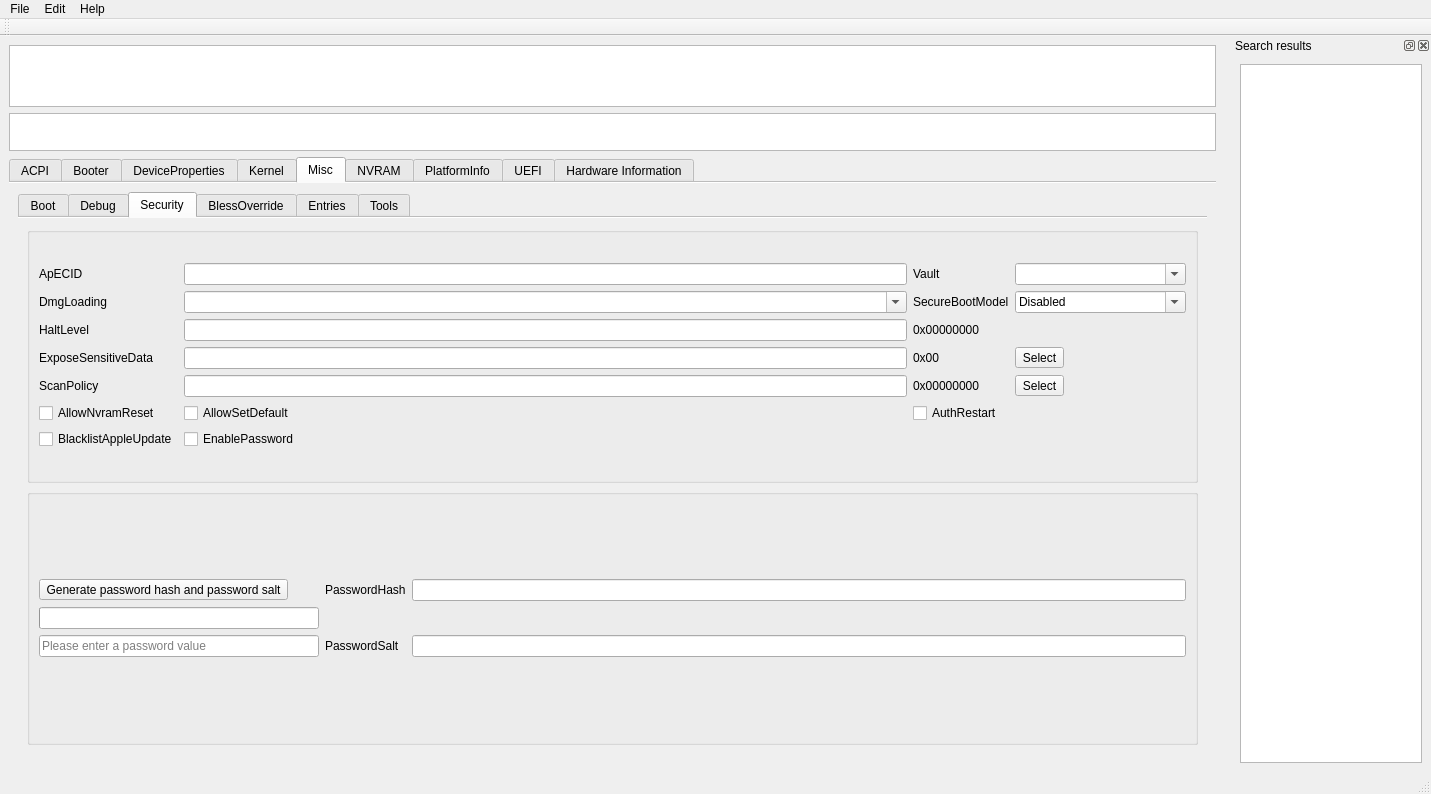
Old version of the form mainwindow.ui in the repository ic005k/OCAuxiliaryTools.
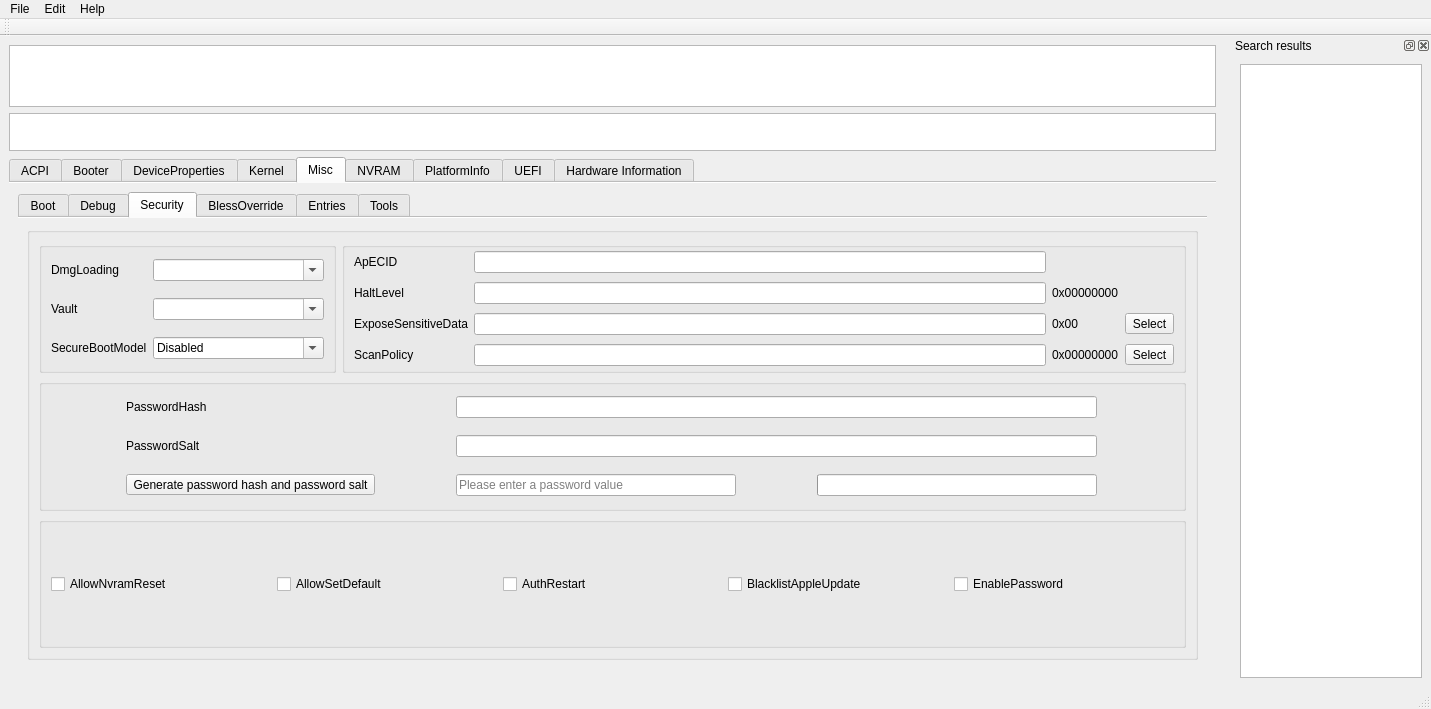
New version of the form. The open tabs and pages were chosen to show the change. Icons and pictures are not drawn.

Patch:
```diff
--- a/mainwindow.ui
+++ b/mainwindow.ui
@@ -7,7 +7,7 @@
     <x>0</x>
     <y>0</y>
     <width>1431</width>
-    <height>794</height>
+    <height>709</height>
    </rect>
   </property>
   <property name="maximumSize">
@@ -4049,7 +4049,7 @@
            <attribute name="title">
             <string>Security</string>
            </attribute>
-           <layout class="QGridLayout" name="gridLayout_48">
+           <layout class="QGridLayout" name="gridLayout_47">
             <item row="0" column="0">
              <widget class="QGroupBox" name="groupBox_3">
               <property name="maximumSize">
@@ -4061,17 +4061,57 @@
               <property name="title">
                <string/>
               </property>
-              <layout class="QGridLayout" name="gridLayout_65">
+              <layout class="QGridLayout" name="gridLayout_62">
+               <item row="0" column="0">
+                <widget class="QGroupBox" name="groupBox_4">
+                 <property name="title">
+                  <string/>
+                 </property>
+                 <layout class="QGridLayout" name="gridLayout_48">
                <property name="topMargin">
                 <number>0</number>
                </property>
                <property name="bottomMargin">
                 <number>0</number>
                </property>
+                  <item row="1" column="0">
+                   <widget class="QLabel" name="label_16">
+                    <property name="toolTip">
+                     <string>Valid values:
+
+• Optional — require nothing, no vault is enforced, insecure.
+
+• Basic — require vault.plist file present in OC directory. This provides basic filesystem integrity verification and may protect from unintentional filesystem corruption.
+
+• Secure — require vault.sig signature file for vault.plist in OC directory. This includes Basic integrity checking but also attempts to build a trusted bootchain.
+
+----
+
+有效值：
+
+- Optional--不需要任何东西，不强制执行vault，不安全。
+
+- Basic -- 要求在OC目录中存在vault.plist文件。这提供了基本的文件系统完整性验证，可以防止无意中的文件系统损坏。
+
+- Secure--需要OC目录下vault.sig签名文件。这包括基本的完整性检查，但也试图建立一个可信的引导链。</string>
+                    </property>
+                    <property name="statusTip">
+                     <string> Enables vaulting mechanism in OpenCore.</string>
+                    </property>
+                    <property name="text">
+                     <string>Vault</string>
+                    </property>
+                   </widget>
+                  </item>
+                  <item row="0" column="1">
+                   <widget class="QComboBox" name="cboxDmgLoading">
+                    <property name="editable">
+                     <bool>true</bool>
+                    </property>
+                   </widget>
+                  </item>
                <item row="0" column="0">
-                <layout class="QGridLayout" name="gridLayout_46">
-                 <item row="5" column="0">
-                  <widget class="QCheckBox" name="chkAllowNvramReset">
+                   <widget class="QLabel" name="label_27">
                    <property name="toolTip">
                     <string>Description: Allow CMD+OPT+P+R handling and enable showing NVRAM Reset entry in OpenCore picker.
 
@@ -4091,18 +4131,18 @@
                     <string> Allow CMD+OPT+P+R handling and enable showing NVRAM Reset entry in boot picker.</string>
                    </property>
                    <property name="text">
-                    <string>AllowNvramReset</string>
+                     <string>DmgLoading</string>
                    </property>
                   </widget>
                  </item>
-                 <item row="3" column="0">
-                  <widget class="QLabel" name="label_110">
-                   <property name="text">
-                    <string>ExposeSensitiveData</string>
+                  <item row="1" column="1">
+                   <widget class="QComboBox" name="cboxVault">
+                    <property name="editable">
+                     <bool>true</bool>
                    </property>
                   </widget>
                  </item>
-                 <item row="1" column="2">
+                  <item row="2" column="0">
                   <widget class="QLabel" name="label_45">
                    <property name="toolTip">
                     <string>Sets Apple Secure Boot hardware model and policy. 
@@ -4163,96 +4203,7 @@
                    </property>
                   </widget>
                  </item>
-                 <item row="0" column="0">
-                  <widget class="QLabel" name="label_44">
-                   <property name="toolTip">
-                    <string>Setting this value to any non-zero 64-bit integer will allow using personalised Apple Secure Boot identifiers. 
-
-If you want to use this setting, make sure to generate a random 64-bit number with a cryptographically secure random number generator. With this value set and SecureBootModel valid and not Disabled it is possible to achieve Full Security of Apple Secure Boot.
-
-To start using personalised Apple Secure Boot you will have to reinstall the operating system or personalise it.
-
-Until your operating system is personalised you will only be able to load macOS DMG recovery. If you do not have DMG recovery you could always download it with macrecovery utility and put to com.apple.recovery.boot as explained in Tips and Tricks section. Keep in mind that DMG loading needs to be set to Signed to use any DMG with Apple Secure Boot.
-
-----
-
-将此值设置为任何非零的64位整数，将允许使用个性化的Apple Secure Boot标识符。
-
-如果您想使用此设置，请确保使用加密安全的随机数生成器生成一个64位的随机数。如果设置了这个值，并且SecureBootModel有效而不是禁用，就可以实现Apple Secure Boot的完全安全。
-
-要开始使用个性化的Apple Secure Boot，您必须重新安装操作系统或对其进行个性化设置。
-
-在您的操作系统被个性化之前，您只能加载macOS DMG恢复。如果你没有DMG恢复，你可以随时用macrecovery工具下载它，然后放到com.apple.recovery.boot，如提示和技巧部分所述。请记住，DMG加载需要设置为签名，以使用任何DMG与苹果安全启动。</string>
-                   </property>
-                   <property name="statusTip">
-                    <string>Apple Enclave Identifier.</string>
-                   </property>
-                   <property name="text">
-                    <string>ApECID</string>
-                   </property>
-                  </widget>
-                 </item>
-                 <item row="3" column="3">
-                  <widget class="QToolButton" name="btnExposeSensitiveData">
-                   <property name="text">
-                    <string>Select</string>
-                   </property>
-                  </widget>
-                 </item>
-                 <item row="4" column="0">
-                  <widget class="QLabel" name="label_111">
-                   <property name="toolTip">
-                    <string>Type: plist integer, 32 bit
-
-Description: Define operating system detection policy.
-
-This value allows preventing scanning (and booting) untrusted sources based on a bitmask (sum) of a set of flags.
-
-As it is not possible to reliably detect every file system or device type, this feature cannot be fully relied upon in open environments, and additional measures are to be applied.
-
-Third party drivers may introduce additional security (and performance) consideratons following the provided scan policy. The active Scan policy is exposed in the scan-policy variable of 4D1FDA02-38C7-4A6A-9CC6-4BCCA8B30102 GUID for UEFI Boot Services only.
-----
-类型：plist整数，32位
-
-描述：定义操作系统的检测策略。
-
-这个值允许根据一组标志的位掩码（总和）来防止扫描（和启动）不受信任的来源。
-
-由于不可能可靠地检测每个文件系统或设备类型，在开放的环境中不能完全依赖这个功能，要采用额外的措施。
-
-第三方驱动可能会在提供的扫描策略之后引入额外的安全（和性能）考虑。活动的扫描策略在4D1FDA02-38C7-4A6A-9CC6-4BCCA8B30102 GUID的scan-policy变量中暴露，仅用于UEFI启动服务。</string>
-                   </property>
-                   <property name="text">
-                    <string>ScanPolicy</string>
-                   </property>
-                  </widget>
-                 </item>
-                 <item row="5" column="2">
-                  <widget class="QCheckBox" name="chkAuthRestart">
-                   <property name="toolTip">
-                    <string>Authenticated restart is a way to reboot FileVault 2 enabled macOS without entering the password. 
-
-To perform authenticated restart one can use a dedicated terminal command: sudo fdesetup authrestart. It is also used when installing operating system updates.
-
-VirtualSMC performs authenticated restart by saving disk encryption key split in NVRAM and RTC, which despite being removed as soon as OpenCore starts, may be considered a security risk and thus is optional.
-
-----
-
-认证重启是一种无需输入密码即可重启启用FileVault 2的macOS的方法。
-
-要执行验证重启，可以使用专用的终端命令：sudo fdesetup authrestart。在安装操作系统更新时也会用到。
-
-VirtualSMC通过在NVRAM和RTC中保存磁盘加密密钥分割来执行验证重启，尽管OpenCore启动后就会被删除，但这可能被认为是一种安全风险，因此是可选的。</string>
-                   </property>
-                   <property name="statusTip">
-                    <string>Enable VirtualSMC-compatible authenticated restart.</string>
-                   </property>
-                   <property name="text">
-                    <string>AuthRestart</string>
-                   </property>
-                  </widget>
-                 </item>
-                 <item row="1" column="3">
+                  <item row="2" column="1">
                   <widget class="QComboBox" name="cboxSecureBootModel">
                    <property name="editable">
                     <bool>true</bool>
@@ -4354,7 +4305,22 @@
                    </item>
                   </widget>
                  </item>
-                 <item row="3" column="1">
+                 </layout>
+                </widget>
+               </item>
+               <item row="0" column="1">
+                <widget class="QGroupBox" name="groupBox_7">
+                 <property name="title">
+                  <string/>
+                 </property>
+                 <layout class="QGridLayout" name="gridLayout_51">
+                  <property name="topMargin">
+                   <number>0</number>
+                  </property>
+                  <property name="bottomMargin">
+                   <number>0</number>
+                  </property>
+                  <item row="2" column="1">
                   <widget class="QLineEdit" name="editIntExposeSensitiveData">
                    <property name="minimumSize">
                     <size>
@@ -4370,22 +4336,22 @@
                    </property>
                   </widget>
                  </item>
-                 <item row="0" column="3">
-                  <widget class="QComboBox" name="cboxVault">
-                   <property name="editable">
-                    <bool>true</bool>
+                  <item row="2" column="3">
+                   <widget class="QToolButton" name="btnExposeSensitiveData">
+                    <property name="text">
+                     <string>Select</string>
                    </property>
                   </widget>
                  </item>
-                 <item row="4" column="2">
-                  <widget class="QLabel" name="lblScanPolicy">
+                  <item row="2" column="2">
+                   <widget class="QLabel" name="lblExposeSensitiveData">
                    <property name="text">
-                    <string>0x00000000</string>
+                     <string>0x00</string>
                    </property>
                   </widget>
                  </item>
-                 <item row="1" column="0">
-                  <widget class="QLabel" name="label_27">
+                  <item row="0" column="0">
+                   <widget class="QLabel" name="label_44">
                    <property name="toolTip">
                     <string>Valid values:
 
@@ -4409,11 +4375,55 @@
                     <string>Define Disk Image (DMG) loading policy used for macOS Recovery.</string>
                    </property>
                    <property name="text">
-                    <string>DmgLoading</string>
+                     <string>ApECID</string>
                    </property>
                   </widget>
                  </item>
                  <item row="2" column="0">
+                   <widget class="QLabel" name="label_110">
+                    <property name="toolTip">
+                     <string>Type: plist integer
+
+Description: Sensitive data exposure bitmask (sum) to operating system.
+• 0x01 — Expose the printable booter path as an UEFI variable.
+• 0x02 — Expose the OpenCore version as an UEFI variable.
+• 0x04 — Expose the OpenCore version in the OpenCore picker menu title.
+• 0x08 — Expose OEM information as a set of UEFI variables.
+----
+类型：plist整数
+
+描述：敏感数据暴露给操作系统的位掩码（总和）。
+- 0x01 - 将可打印的启动器路径作为UEFI变量公开。
+- 0x02 - 将OpenCore版本作为一个UEFI变量公开。
+- 0x04 - 在OpenCore选取器菜单标题中显示OpenCore版本。
+- 0x08 - 将OEM信息显示为一组UEFI变量。</string>
+                    </property>
+                    <property name="text">
+                     <string>ExposeSensitiveData</string>
+                    </property>
+                   </widget>
+                  </item>
+                  <item row="0" column="1">
+                   <widget class="QLineEdit" name="editIntApECID">
+                    <property name="maximumSize">
+                     <size>
+                      <width>16777215</width>
+                      <height>16777215</height>
+                     </size>
+                    </property>
+                   </widget>
+                  </item>
+                  <item row="1" column="1">
+                   <widget class="QLineEdit" name="editIntHaltLevel">
+                    <property name="minimumSize">
+                     <size>
+                      <width>150</width>
+                      <height>0</height>
+                     </size>
+                    </property>
+                   </widget>
+                  </item>
+                  <item row="1" column="0">
                   <widget class="QLabel" name="label_14">
                    <property name="toolTip">
                     <string> EDK II debug level bitmask (sum) causing CPU to halt (stop execution) after obtaining a message of HaltLevel. Possible values match DisplayLevel values.
@@ -4431,7 +4441,42 @@
                    </property>
                   </widget>
                  </item>
-                 <item row="4" column="1">
+                  <item row="1" column="2">
+                   <widget class="QLabel" name="lblHaltLevel">
+                    <property name="text">
+                     <string>0x00000000</string>
+                    </property>
+                   </widget>
+                  </item>
+                  <item row="3" column="0">
+                   <widget class="QLabel" name="label_111">
+                    <property name="toolTip">
+                     <string>Type: plist integer, 32 bit
+
+Description: Define operating system detection policy.
+
+This value allows preventing scanning (and booting) untrusted sources based on a bitmask (sum) of a set of flags.
+
+As it is not possible to reliably detect every file system or device type, this feature cannot be fully relied upon in open environments, and additional measures are to be applied.
+
+Third party drivers may introduce additional security (and performance) consideratons following the provided scan policy. The active Scan policy is exposed in the scan-policy variable of 4D1FDA02-38C7-4A6A-9CC6-4BCCA8B30102 GUID for UEFI Boot Services only.
+----
+类型：plist整数，32位
+
+描述：定义操作系统的检测策略。
+
+这个值允许根据一组标志的位掩码（总和）来防止扫描（和启动）不受信任的来源。
+
+由于不可能可靠地检测每个文件系统或设备类型，在开放的环境中不能完全依赖这个功能，要采用额外的措施。
+
+第三方驱动可能会在提供的扫描策略之后引入额外的安全（和性能）考虑。活动的扫描策略在4D1FDA02-38C7-4A6A-9CC6-4BCCA8B30102 GUID的scan-policy变量中暴露，仅用于UEFI启动服务。</string>
+                    </property>
+                    <property name="text">
+                     <string>ScanPolicy</string>
+                    </property>
+                   </widget>
+                  </item>
+                  <item row="3" column="1">
                   <widget class="QLineEdit" name="editIntScanPolicy">
                    <property name="maximumSize">
                     <size>
@@ -4441,24 +4486,150 @@
                    </property>
                   </widget>
                  </item>
-                 <item row="0" column="1">
-                  <widget class="QLineEdit" name="editIntApECID">
-                   <property name="maximumSize">
-                    <size>
-                     <width>16777215</width>
-                     <height>16777215</height>
-                    </size>
-                   </property>
-                  </widget>
-                 </item>
                  <item row="3" column="2">
-                  <widget class="QLabel" name="lblExposeSensitiveData">
+                   <widget class="QLabel" name="lblScanPolicy">
                    <property name="text">
-                    <string>0x00</string>
+                     <string>0x00000000</string>
                    </property>
                   </widget>
                  </item>
-                 <item row="5" column="1">
+                  <item row="3" column="3">
+                   <widget class="QToolButton" name="btnScanPolicy">
+                    <property name="text">
+                     <string>Select</string>
+                    </property>
+                   </widget>
+                  </item>
+                 </layout>
+                </widget>
+               </item>
+               <item row="1" column="0" colspan="2">
+                <widget class="QGroupBox" name="groupBox_9">
+                 <property name="title">
+                  <string/>
+                 </property>
+                 <layout class="QGridLayout" name="gridLayout_46">
+                  <property name="topMargin">
+                   <number>0</number>
+                  </property>
+                  <property name="bottomMargin">
+                   <number>0</number>
+                  </property>
+                  <item row="0" column="0">
+                   <widget class="QLabel" name="label_93">
+                    <property name="toolTip">
+                     <string>Password hash used when EnabledPassword is set.
+
+----
+
+设置EnabledPassword时使用的密码哈希值。</string>
+                    </property>
+                    <property name="statusTip">
+                     <string>Password hash used when EnabledPassword is set.</string>
+                    </property>
+                    <property name="text">
+                     <string>PasswordHash</string>
+                    </property>
+                   </widget>
+                  </item>
+                  <item row="1" column="0">
+                   <widget class="QLabel" name="label_94">
+                    <property name="toolTip">
+                     <string> Password salt used when EnabledPassword is set.
+----
+ 设置EnabledPassword时使用的密码盐。</string>
+                    </property>
+                    <property name="statusTip">
+                     <string> Password salt used when EnabledPassword is set.</string>
+                    </property>
+                    <property name="text">
+                     <string>PasswordSalt</string>
+                    </property>
+                   </widget>
+                  </item>
+                  <item row="4" column="1">
+                   <widget class="QLineEdit" name="editPassInput">
+                    <property name="maximumSize">
+                     <size>
+                      <width>280</width>
+                      <height>16777215</height>
+                     </size>
+                    </property>
+                    <property name="placeholderText">
+                     <string>Please enter a password value</string>
+                    </property>
+                   </widget>
+                  </item>
+                  <item row="4" column="0">
+                   <widget class="QToolButton" name="btnGetPassHash">
+                    <property name="text">
+                     <string>Generate password hash and password salt</string>
+                    </property>
+                   </widget>
+                  </item>
+                  <item row="4" column="2">
+                   <widget class="QProgressBar" name="progressBar">
+                    <property name="maximumSize">
+                     <size>
+                      <width>280</width>
+                      <height>16777215</height>
+                     </size>
+                    </property>
+                    <property name="value">
+                     <number>0</number>
+                    </property>
+                    <property name="textVisible">
+                     <bool>false</bool>
+                    </property>
+                   </widget>
+                  </item>
+                  <item row="0" column="1" colspan="2">
+                   <widget class="QLineEdit" name="editDatPasswordHash"/>
+                  </item>
+                  <item row="1" column="1" colspan="2">
+                   <widget class="QLineEdit" name="editDatPasswordSalt"/>
+                  </item>
+                 </layout>
+                </widget>
+               </item>
+               <item row="2" column="0" colspan="2">
+                <widget class="QGroupBox" name="groupBox_8">
+                 <property name="title">
+                  <string/>
+                 </property>
+                 <layout class="QHBoxLayout" name="horizontalLayout_9">
+                  <property name="topMargin">
+                   <number>0</number>
+                  </property>
+                  <property name="bottomMargin">
+                   <number>0</number>
+                  </property>
+                  <item>
+                   <widget class="QCheckBox" name="chkAllowNvramReset">
+                    <property name="toolTip">
+                     <string>Description: Allow CMD+OPT+P+R handling and enable showing NVRAM Reset entry in OpenCore picker.
+
+Note 1 : It is known that some Lenovo laptops have a firmware bug, which makes them unbootable after performing NVRAM reset. See acidanthera/bugtracker#995 for more details.
+
+Note 2 : Resetting NVRAM will also erase any boot options not backed up using the bless command. For example,  Linux installations to custom locations not specified in BlessOverride.
+
+----
+
+描述：允许CMD+OPT+P+R处理，并启用在 OpenCore 引导选择器中显示NVRAM Reset条目。
+
+注1：已知部分联想笔记本存在固件bug，在执行NVRAM重置后无法启动。更多细节请参见 acidanthera/bugtracker#995。
+
+注2：重置NVRAM也会清除任何没有使用bless命令备份的启动选项。例如，Linux安装到未在BlessOverride中指定的自定义位置。</string>
+                    </property>
+                    <property name="statusTip">
+                     <string> Allow CMD+OPT+P+R handling and enable showing NVRAM Reset entry in boot picker.</string>
+                    </property>
+                    <property name="text">
+                     <string>AllowNvramReset</string>
+                    </property>
+                   </widget>
+                  </item>
+                  <item>
                   <widget class="QCheckBox" name="chkAllowSetDefault">
                    <property name="toolTip">
                     <string> Allow CTRL+Enter and CTRL+Index handling to set the default boot option in boot picker.
@@ -4475,8 +4646,8 @@
                    </property>
                   </widget>
                  </item>
-                 <item row="0" column="2">
-                  <widget class="QLabel" name="label_16">
+                  <item>
+                   <widget class="QCheckBox" name="chkAuthRestart">
                    <property name="toolTip">
                     <string>Valid values:
 
@@ -4500,42 +4671,11 @@
                     <string> Enables vaulting mechanism in OpenCore.</string>
                    </property>
                    <property name="text">
-                    <string>Vault</string>
+                     <string>AuthRestart</string>
                    </property>
                   </widget>
                  </item>
-                 <item row="2" column="1">
-                  <widget class="QLineEdit" name="editIntHaltLevel">
-                   <property name="minimumSize">
-                    <size>
-                     <width>150</width>
-                     <height>0</height>
-                    </size>
-                   </property>
-                  </widget>
-                 </item>
-                 <item row="2" column="2">
-                  <widget class="QLabel" name="lblHaltLevel">
-                   <property name="text">
-                    <string>0x00000000</string>
-                   </property>
-                  </widget>
-                 </item>
-                 <item row="4" column="3">
-                  <widget class="QToolButton" name="btnScanPolicy">
-                   <property name="text">
-                    <string>Select</string>
-                   </property>
-                  </widget>
-                 </item>
-                 <item row="1" column="1">
-                  <widget class="QComboBox" name="cboxDmgLoading">
-                   <property name="editable">
-                    <bool>true</bool>
-                   </property>
-                  </widget>
-                 </item>
-                 <item row="6" column="0">
+                  <item>
                   <widget class="QCheckBox" name="chkBlacklistAppleUpdate">
                    <property name="toolTip">
                     <string>Note: This option exists due to some operating systems, namely macOS Big Sur, being incapable of disabling firmware updates with the NVRAM variable (run-efi-updater).
@@ -4552,7 +4692,7 @@
                    </property>
                   </widget>
                  </item>
-                 <item row="6" column="1">
+                  <item>
                   <widget class="QCheckBox" name="chkEnablePassword">
                    <property name="toolTip">
                     <string>Password protection ensures that sensitive operations like booting a non-default operating system (e.g. macOS recovery or a tool), resetting NVRAM storage, trying to boot into a non-default mode (e.g. verbose mode or safe mode) are not allowed without explicit user authentication by a custom password. Currently password and salt are hashed with 5000000 iterations of SHA-512.
@@ -4574,105 +4714,7 @@
                   </widget>
                  </item>
                 </layout>
-               </item>
-              </layout>
-             </widget>
-            </item>
-            <item row="1" column="0">
-             <widget class="QGroupBox" name="groupBox_14">
-              <property name="maximumSize">
-               <size>
-                <width>16777215</width>
-                <height>16777215</height>
-               </size>
-              </property>
-              <property name="title">
-               <string/>
-              </property>
-              <layout class="QGridLayout" name="gridLayout_67">
-               <property name="topMargin">
-                <number>0</number>
-               </property>
-               <property name="bottomMargin">
-                <number>0</number>
-               </property>
-               <item row="0" column="0">
-                <layout class="QGridLayout" name="gridLayout_47">
-                 <item row="2" column="2">
-                  <widget class="QLineEdit" name="editDatPasswordSalt"/>
-                 </item>
-                 <item row="2" column="0">
-                  <widget class="QLineEdit" name="editPassInput">
-                   <property name="maximumSize">
-                    <size>
-                     <width>280</width>
-                     <height>16777215</height>
-                    </size>
-                   </property>
-                   <property name="placeholderText">
-                    <string>Please enter a password value</string>
-                   </property>
-                  </widget>
-                 </item>
-                 <item row="2" column="1">
-                  <widget class="QLabel" name="label_94">
-                   <property name="toolTip">
-                    <string> Password salt used when EnabledPassword is set.
-----
- 设置EnabledPassword时使用的密码盐。</string>
-                   </property>
-                   <property name="statusTip">
-                    <string> Password salt used when EnabledPassword is set.</string>
-                   </property>
-                   <property name="text">
-                    <string>PasswordSalt</string>
-                   </property>
-                  </widget>
-                 </item>
-                 <item row="0" column="1">
-                  <widget class="QLabel" name="label_93">
-                   <property name="toolTip">
-                    <string>Password hash used when EnabledPassword is set.
-
-----
-
-设置EnabledPassword时使用的密码哈希值。</string>
-                   </property>
-                   <property name="statusTip">
-                    <string>Password hash used when EnabledPassword is set.</string>
-                   </property>
-                   <property name="text">
-                    <string>PasswordHash</string>
-                   </property>
-                  </widget>
-                 </item>
-                 <item row="0" column="0">
-                  <widget class="QToolButton" name="btnGetPassHash">
-                   <property name="text">
-                    <string>Generate password hash and password salt</string>
-                   </property>
-                  </widget>
-                 </item>
-                 <item row="0" column="2">
-                  <widget class="QLineEdit" name="editDatPasswordHash"/>
-                 </item>
-                 <item row="1" column="0">
-                  <widget class="QProgressBar" name="progressBar">
-                   <property name="maximumSize">
-                    <size>
-                     <width>280</width>
-                     <height>16777215</height>
-                    </size>
-                   </property>
-                   <property name="value">
-                    <number>0</number>
-                   </property>
-                   <property name="textVisible">
-                    <bool>false</bool>
-                   </property>
-                  </widget>
-                 </item>
-                </layout>
+                </widget>
                </item>
               </layout>
              </widget>
@@ -6833,8 +6875,8 @@
                   <attribute name="title">
                    <string>BIOS</string>
                   </attribute>
-                  <layout class="QGridLayout" name="gridLayout_51">
-                   <item row="0" column="0">
+                  <layout class="QHBoxLayout" name="horizontalLayout_8">
+                   <item>
                     <layout class="QGridLayout" name="gridLayout_41">
                      <item row="1" column="0">
                       <widget class="QLabel" name="label_67">
@@ -7051,8 +7093,8 @@
                   <attribute name="title">
                    <string>Chassis</string>
                   </attribute>
-                  <layout class="QGridLayout" name="gridLayout_62">
-                   <item row="0" column="0">
+                  <layout class="QHBoxLayout" name="horizontalLayout_6">
+                   <item>
                     <layout class="QGridLayout" name="gridLayout_57">
                      <item row="2" column="1">
                       <widget class="QLineEdit" name="editChassisSerialNumber"/>
```
Left out of the diff: 326 changed lines with no effect on the pictures. Lines whose indentation alone changed are shown as unchanged.
